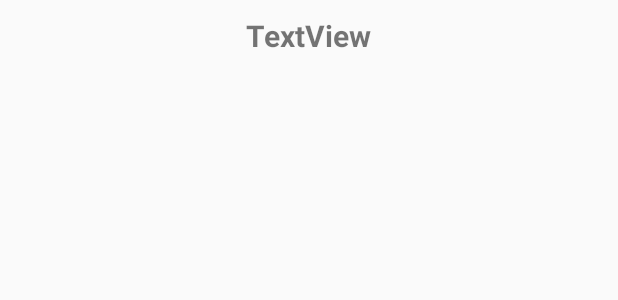
After one commit to AJOU-Connection/StopBus_User, an Android app: the layout google_map.xml on its own in the app's theme, with its tools: preview values and no code run, on a phone screen of 412 x 824 dp. The commit adds this screen. Shown: the top 300 px of the screen. Run offline under Robolectric (Android 15) with nearby library versions, the phone set to English and light mode, and no system bars.

Commit message:
google map

```diff
--- a/app/build.gradle
+++ b/app/build.gradle
@@ -43,5 +43,9 @@ dependencies {
     compile 'org.altbeacon:android-beacon-library:2+'
     implementation files('libs/gson-2.4.jar')
     implementation files('libs/minewBeaconScan.jar')
+
+    implementation 'com.google.android.gms:play-services-maps:+'
+    implementation 'com.google.android.gms:play-services-maps:15.0.1'
+    implementation 'com.google.android.gms:play-services-location:15.0.1'
 }
 apply plugin: 'com.google.gms.google-services'
--- a/app/src/main/java/com/connection/stopbus/stopbus_user/ApiData.java
+++ b/app/src/main/java/com/connection/stopbus/stopbus_user/ApiData.java
@@ -33,6 +33,8 @@ public  class ApiData {
         public String stationName;
         public String stationDirect;
         public String stationID;
+        public double longitude;
+        public double latitude;
     }
 
     static class StationBus {
--- a/app/src/main/java/com/connection/stopbus/stopbus_user/MainActivity.java
+++ b/app/src/main/java/com/connection/stopbus/stopbus_user/MainActivity.java
@@ -44,6 +44,7 @@ public class MainActivity extends Activity{
             Manifest.permission.BLUETOOTH,
             Manifest.permission.BLUETOOTH_ADMIN,
             Manifest.permission.ACCESS_FINE_LOCATION,
+            Manifest.permission.ACCESS_COARSE_LOCATION,
             Manifest.permission.READ_PHONE_STATE
     };
 
--- a/app/src/main/java/com/connection/stopbus/stopbus_user/ServiceBeacon.java
+++ b/app/src/main/java/com/connection/stopbus/stopbus_user/ServiceBeacon.java
@@ -188,6 +188,7 @@ public class ServiceBeacon extends Service{
 
 
                                 Shared_Pref.beacon_stationName = obj.optString("stationName");
+                                //Shared_Pref.beacon_stationDirect = obj.optString("stationDirect");
 
                             } catch (JSONException e) {
                                 e.printStackTrace();
--- a/app/src/main/res/layout/activity_search_fav.xml
+++ b/app/src/main/res/layout/activity_search_fav.xml
@@ -59,6 +59,7 @@
             android:padding="5dp"
             app:ntb_titled="true"
             app:ntb_typeface="fonts/agency.ttf"
+            android:paddingBottom="5dp"
             tools:layout_editor_absoluteY="439dp" />
 
     </LinearLayout>
--- /dev/null
+++ b/app/src/main/res/layout/google_map.xml
@@ -0,0 +1,28 @@
+<?xml version="1.0" encoding="utf-8"?>
+<RelativeLayout xmlns:android="http://schemas.android.com/apk/res/android"
+    android:layout_width="fill_parent"
+    android:layout_height="fill_parent">
+
+    <TextView
+        android:id="@+id/dialogTitle"
+        android:layout_width="wrap_content"
+        android:layout_height="wrap_content"
+        android:layout_centerHorizontal="true"
+        android:layout_marginTop="10dp"
+        android:layout_marginBottom="10dp"
+        android:layout_marginLeft="5dp"
+        android:layout_marginRight="5dp"
+        android:text="TextView"
+        android:textAlignment="center"
+        android:textSize="20sp"
+        android:textStyle="bold" />
+
+    <com.google.android.gms.maps.MapView
+        android:id="@+id/mapView"
+        android:layout_width="wrap_content"
+        android:layout_height="wrap_content"
+        android:layout_alignParentLeft="true"
+        android:layout_alignParentStart="true"
+        android:layout_below="@+id/dialogTitle" />
+
+</RelativeLayout>
--- a/app/src/main/res/values/strings.xml
+++ b/app/src/main/res/values/strings.xml
@@ -9,6 +9,6 @@
 
 
     <string name ="default_notification_channel_id">stopbus_danbk_mjin1220_notification_channel_id</string>
-
+    <string name = "google_map_api_key">AIzaSyDXWFP5OR8zl-gcvykpdy2z_GNPiGNJjCM</string>
 
 </resources>
```
Also changed, not shown: app/src/main/AndroidManifest.xml (+8 -1 lines), app/src/main/java/com/connection/stopbus/stopbus_user/ActivitySearchFav.java (+18 -1 lines), app/src/main/java/com/connection/stopbus/stopbus_user/GoogleMapDialog.java (added, +95 -0 lines), app/src/main/res/layout/item_search_station.xml (+7 -0 lines), app/src/main/res/drawable/map.png (added).
